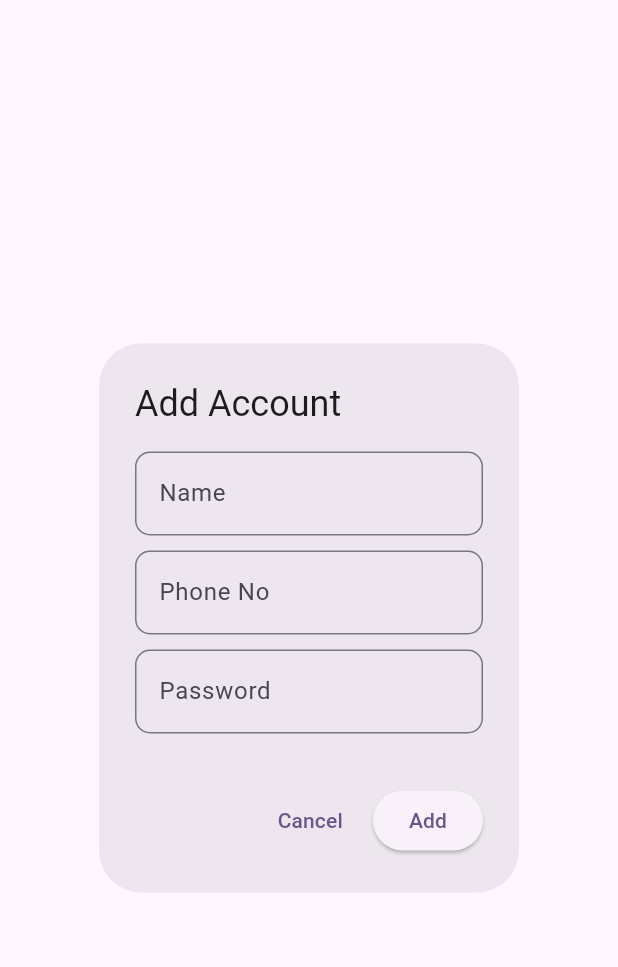
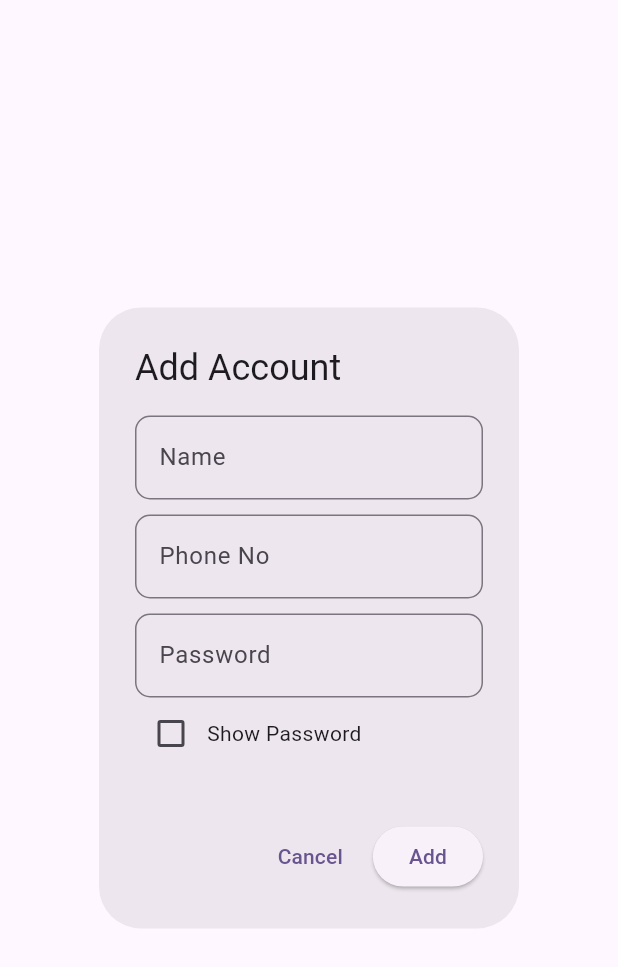
Before and after one commit to Chinthana144/CloudTik-Sales, a Flutter app: the CustomerDialog widget shown alone on an empty page, opened directly with empty values, on a phone screen of 412 x 824 dp. Shown: the top 967 px of the screen. Run offline on Flutter 3.47's test engine with Material 3 defaults, Android fonts, the phone set to English and light mode, and no system bars; our stand-ins replace fl_chart, qr_flutter, shared_preferences; accounts and stored records are empty; network calls fail.

Commit message:
customer password and search

```diff
--- a/lib/widgets/customer_dialog.dart
+++ b/lib/widgets/customer_dialog.dart
@@ -31,6 +31,7 @@ class _CustomerDialogState extends State<CustomerDialog>{
   final _nameController = TextEditingController();
   final _phoneController = TextEditingController();
   final _pwdController = TextEditingController();
+  bool _obscurePassword = true;
 
   @override
   void initState() {
@@ -54,18 +55,35 @@ class _CustomerDialogState extends State<CustomerDialog>{
                 hint: "Enter your name",
                 controller: _nameController,
               ),
+              //contact no
               SizedBox(height: 10,),
               CustomNumberField(
                   label: "Phone No",
                   hint: "0512345678",
                   controller: _phoneController,
               ),
+              //password
               SizedBox(height: 10,),
               CustomTextField(
                 label: "Password",
                 hint: "Enter your password",
                 controller: _pwdController,
-                obscureText: true,
+                obscureText: _obscurePassword,
+              ),
+              Row(
+                mainAxisAlignment: MainAxisAlignment.start,
+                children: [
+                  Checkbox(
+                    value: !_obscurePassword,
+                    onChanged: (val){
+                      setState(() {
+                        _obscurePassword = !(val ?? false);
+
+                      });
+                    },
+                  ),
+                  const Text('Show Password'),
+                ],
               ),
               SizedBox(height: 10,),
             ]),
```
Also changed, not shown: lib/screens/customer_screen.dart (+11 -18 lines).
